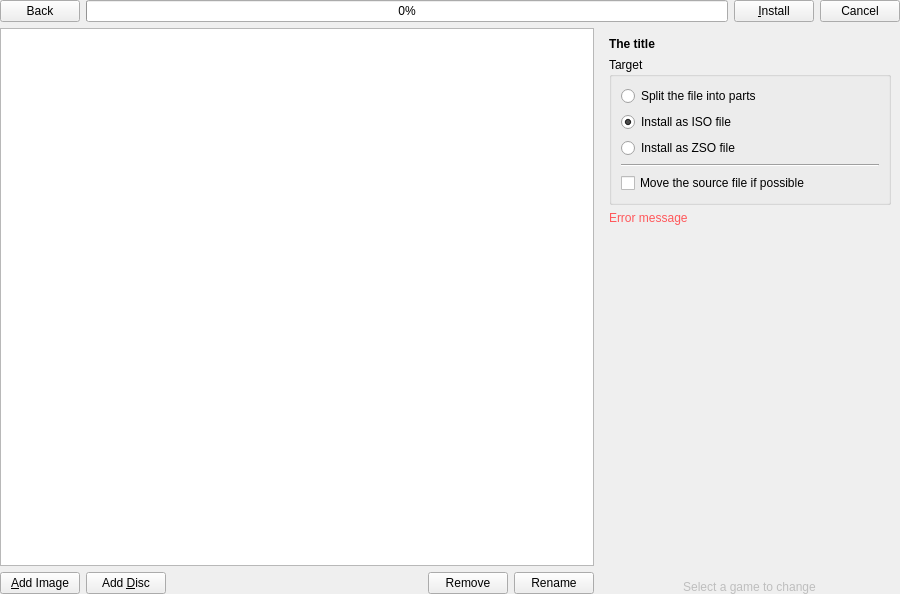
brainstream/OPL-PC-Tools, file src/OplPcTools/UI/GameInstallerActivity.ui: the form before one commit.
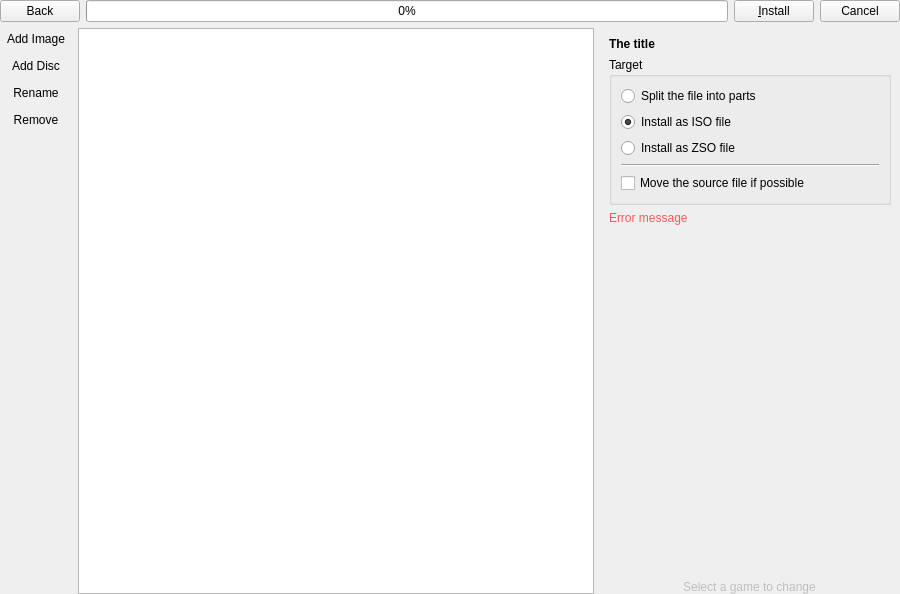
The form after the commit. Icons and pictures are not drawn.

Commit message: Game installation: buttons moved to the sidebar

Patch:
```diff
--- a/src/OplPcTools/UI/GameInstallerActivity.ui
+++ b/src/OplPcTools/UI/GameInstallerActivity.ui
@@ -76,14 +76,14 @@
    <item>
     <layout class="QHBoxLayout" name="mp_layout_4">
      <item>
-      <widget class="QWidget" name="mp_widget_tasks" native="true">
+      <widget class="QWidget" name="mp_widget_sidebar" native="true">
        <property name="sizePolicy">
-        <sizepolicy hsizetype="Preferred" vsizetype="Preferred">
-         <horstretch>14</horstretch>
+        <sizepolicy hsizetype="Fixed" vsizetype="Preferred">
+         <horstretch>0</horstretch>
          <verstretch>0</verstretch>
         </sizepolicy>
        </property>
-       <layout class="QVBoxLayout" name="verticalLayout">
+       <layout class="QVBoxLayout" name="verticalLayout_7">
         <property name="leftMargin">
          <number>0</number>
         </property>
@@ -97,103 +97,171 @@
          <number>0</number>
         </property>
         <item>
-         <widget class="QTreeView" name="mp_tree_tasks">
+         <widget class="QToolButton" name="mp_btn_add_image">
           <property name="sizePolicy">
-           <sizepolicy hsizetype="Expanding" vsizetype="Expanding">
-            <horstretch>7</horstretch>
+           <sizepolicy hsizetype="Expanding" vsizetype="Fixed">
+            <horstretch>0</horstretch>
             <verstretch>0</verstretch>
            </sizepolicy>
           </property>
-          <property name="editTriggers">
-           <set>QAbstractItemView::EditTrigger::NoEditTriggers</set>
+          <property name="text">
+           <string>Add Image</string>
           </property>
-          <property name="showDropIndicator" stdset="0">
-           <bool>false</bool>
+          <property name="icon">
+           <iconset resource="../Resources/Resources.qrc">
+            <normaloff>:/images/add</normaloff>:/images/add</iconset>
           </property>
-          <property name="alternatingRowColors">
+          <property name="iconSize">
+           <size>
+            <width>32</width>
+            <height>32</height>
+           </size>
+          </property>
+          <property name="toolButtonStyle">
+           <enum>Qt::ToolButtonStyle::ToolButtonTextUnderIcon</enum>
+          </property>
+          <property name="autoRaise">
            <bool>true</bool>
           </property>
-          <property name="selectionMode">
-           <enum>QAbstractItemView::SelectionMode::ExtendedSelection</enum>
+         </widget>
+        </item>
+        <item>
+         <widget class="QToolButton" name="mp_btn_add_disc">
+          <property name="sizePolicy">
+           <sizepolicy hsizetype="Expanding" vsizetype="Fixed">
+            <horstretch>0</horstretch>
+            <verstretch>0</verstretch>
+           </sizepolicy>
           </property>
-          <property name="rootIsDecorated">
-           <bool>false</bool>
+          <property name="text">
+           <string>Add Disc</string>
           </property>
-          <property name="itemsExpandable">
-           <bool>false</bool>
+          <property name="icon">
+           <iconset resource="../Resources/Resources.qrc">
+            <normaloff>:/images/disc</normaloff>:/images/disc</iconset>
           </property>
-          <property name="allColumnsShowFocus">
+          <property name="iconSize">
+           <size>
+            <width>32</width>
+            <height>32</height>
+           </size>
+          </property>
+          <property name="toolButtonStyle">
+           <enum>Qt::ToolButtonStyle::ToolButtonTextUnderIcon</enum>
+          </property>
+          <property name="autoRaise">
            <bool>true</bool>
           </property>
-          <attribute name="headerStretchLastSection">
-           <bool>false</bool>
-          </attribute>
          </widget>
         </item>
         <item>
-         <layout class="QHBoxLayout" name="mp_layout_2">
-          <item>
-           <widget class="QPushButton" name="mp_btn_add_image">
-            <property name="text">
-             <string>&amp;Add Image</string>
-            </property>
-            <property name="icon">
-             <iconset resource="../Resources/Resources.qrc">
-              <normaloff>:/images/add</normaloff>:/images/add</iconset>
-            </property>
-           </widget>
-          </item>
-          <item>
-           <widget class="QPushButton" name="mp_btn_add_disc">
-            <property name="text">
-             <string>Add &amp;Disc</string>
-            </property>
-            <property name="icon">
-             <iconset resource="../Resources/Resources.qrc">
-              <normaloff>:/images/disc</normaloff>:/images/disc</iconset>
-            </property>
-           </widget>
-          </item>
-          <item>
-           <spacer name="mp_spacer_2">
-            <property name="orientation">
-             <enum>Qt::Orientation::Horizontal</enum>
-            </property>
-            <property name="sizeHint" stdset="0">
-             <size>
-              <width>40</width>
-              <height>20</height>
-             </size>
-            </property>
-           </spacer>
-          </item>
-          <item>
-           <widget class="QPushButton" name="mp_btn_remove">
-            <property name="text">
-             <string>Remove</string>
-            </property>
-            <property name="icon">
-             <iconset resource="../Resources/Resources.qrc">
-              <normaloff>:/images/delete</normaloff>:/images/delete</iconset>
-            </property>
-           </widget>
-          </item>
-          <item>
-           <widget class="QPushButton" name="mp_btn_rename">
-            <property name="text">
-             <string>Rename</string>
-            </property>
-            <property name="icon">
-             <iconset resource="../Resources/Resources.qrc">
-              <normaloff>:/images/rename</normaloff>:/images/rename</iconset>
-            </property>
-           </widget>
-          </item>
-         </layout>
+         <widget class="QToolButton" name="mp_btn_rename">
+          <property name="sizePolicy">
+           <sizepolicy hsizetype="Expanding" vsizetype="Fixed">
+            <horstretch>0</horstretch>
+            <verstretch>0</verstretch>
+           </sizepolicy>
+          </property>
+          <property name="text">
+           <string>Rename</string>
+          </property>
+          <property name="icon">
+           <iconset resource="../Resources/Resources.qrc">
+            <normaloff>:/images/rename</normaloff>:/images/rename</iconset>
+          </property>
+          <property name="iconSize">
+           <size>
+            <width>32</width>
+            <height>32</height>
+           </size>
+          </property>
+          <property name="toolButtonStyle">
+           <enum>Qt::ToolButtonStyle::ToolButtonTextUnderIcon</enum>
+          </property>
+          <property name="autoRaise">
+           <bool>true</bool>
+          </property>
+         </widget>
+        </item>
+        <item>
+         <widget class="QToolButton" name="mp_btn_remove">
+          <property name="sizePolicy">
+           <sizepolicy hsizetype="Expanding" vsizetype="Fixed">
+            <horstretch>0</horstretch>
+            <verstretch>0</verstretch>
+           </sizepolicy>
+          </property>
+          <property name="text">
+           <string>Remove</string>
+          </property>
+          <property name="icon">
+           <iconset resource="../Resources/Resources.qrc">
+            <normaloff>:/images/delete</normaloff>:/images/delete</iconset>
+          </property>
+          <property name="iconSize">
+           <size>
+            <width>32</width>
+            <height>32</height>
+           </size>
+          </property>
+          <property name="toolButtonStyle">
+           <enum>Qt::ToolButtonStyle::ToolButtonTextUnderIcon</enum>
+          </property>
+          <property name="autoRaise">
+           <bool>true</bool>
+          </property>
+         </widget>
+        </item>
+        <item>
+         <spacer name="mp_spacer_2">
+          <property name="orientation">
+           <enum>Qt::Orientation::Vertical</enum>
+          </property>
+          <property name="sizeHint" stdset="0">
+           <size>
+            <width>20</width>
+            <height>263</height>
+           </size>
+          </property>
+         </spacer>
         </item>
        </layout>
       </widget>
      </item>
+     <item>
+      <widget class="QTreeView" name="mp_tree_tasks">
+       <property name="sizePolicy">
+        <sizepolicy hsizetype="Expanding" vsizetype="Expanding">
+         <horstretch>7</horstretch>
+         <verstretch>0</verstretch>
+        </sizepolicy>
+       </property>
+       <property name="editTriggers">
+        <set>QAbstractItemView::EditTrigger::NoEditTriggers</set>
+       </property>
+       <property name="showDropIndicator" stdset="0">
+        <bool>false</bool>
+       </property>
+       <property name="alternatingRowColors">
+        <bool>true</bool>
+       </property>
+       <property name="selectionMode">
+        <enum>QAbstractItemView::SelectionMode::ExtendedSelection</enum>
+       </property>
+       <property name="rootIsDecorated">
+        <bool>false</bool>
+       </property>
+       <property name="itemsExpandable">
+        <bool>false</bool>
+       </property>
+       <property name="allColumnsShowFocus">
+        <bool>true</bool>
+       </property>
+       <attribute name="headerStretchLastSection">
+        <bool>false</bool>
+       </attribute>
+      </widget>
+     </item>
      <item>
       <widget class="QWidget" name="mp_widget_task_details_holder" native="true">
        <property name="sizePolicy">
```
Left out of the diff: 4 changed lines with no effect on the pictures. The commit also changes 5 other files.
